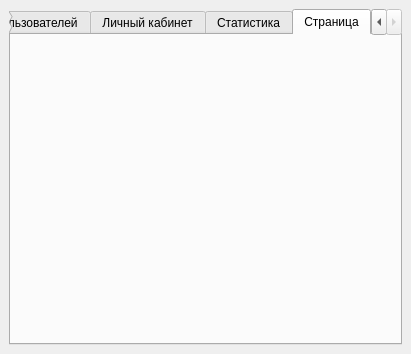
Above: interface/Windows/admin.ui from JuliaZimina/Intellectual-testing-system before the change. Below: the same form after it.
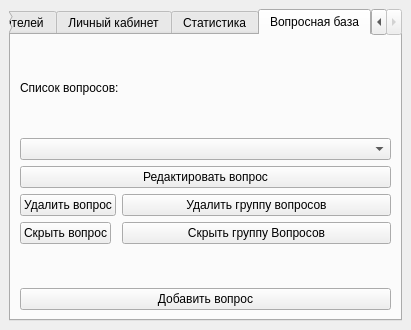
That is the form after the change. The open tabs and pages were chosen to show the change.

Diff of the .ui file:
```diff
--- a/interface/Windows/admin.ui
+++ b/interface/Windows/admin.ui
@@ -7,7 +7,7 @@
     <x>0</x>
     <y>0</y>
     <width>411</width>
-    <height>354</height>
+    <height>330</height>
    </rect>
   </property>
   <property name="windowTitle">
@@ -338,8 +338,69 @@
       </widget>
       <widget class="QWidget" name="tab_5">
        <attribute name="title">
-        <string>Страница</string>
+        <string>Вопросная база</string>
        </attribute>
+       <layout class="QVBoxLayout" name="verticalLayout_7">
+        <item>
+         <widget class="QLabel" name="label_15">
+          <property name="text">
+           <string>Список вопросов:</string>
+          </property>
+         </widget>
+        </item>
+        <item>
+         <widget class="QComboBox" name="questionsComboBox"/>
+        </item>
+        <item>
+         <widget class="QPushButton" name="editQuestionButton">
+          <property name="text">
+           <string>Редактировать вопрос</string>
+          </property>
+         </widget>
+        </item>
+        <item>
+         <layout class="QFormLayout" name="formLayout_3">
+          <property name="labelAlignment">
+           <set>Qt::AlignLeading|Qt::AlignLeft|Qt::AlignVCenter</set>
+          </property>
+          <item row="1" column="0">
+           <widget class="QPushButton" name="hideQuestionButton">
+            <property name="text">
+             <string>Скрыть вопрос</string>
+            </property>
+           </widget>
+          </item>
+          <item row="1" column="1">
+           <widget class="QPushButton" name="hideGroupOfQuestionsButton">
+            <property name="text">
+             <string>Скрыть группу Вопросов</string>
+            </property>
+           </widget>
+          </item>
+          <item row="0" column="1">
+           <widget class="QPushButton" name="deleteGroupOfQuestionsButton">
+            <property name="text">
+             <string>Удалить группу вопросов</string>
+            </property>
+           </widget>
+          </item>
+          <item row="0" column="0">
+           <widget class="QPushButton" name="deleteQuestionButton">
+            <property name="text">
+             <string>Удалить вопрос</string>
+            </property>
+           </widget>
+          </item>
+         </layout>
+        </item>
+        <item>
+         <widget class="QPushButton" name="AddQuestionButton">
+          <property name="text">
+           <string>Добавить вопрос</string>
+          </property>
+         </widget>
+        </item>
+       </layout>
       </widget>
      </widget>
     </item>
```
Left out of the diff: 61 changed lines with no effect on the pictures.
